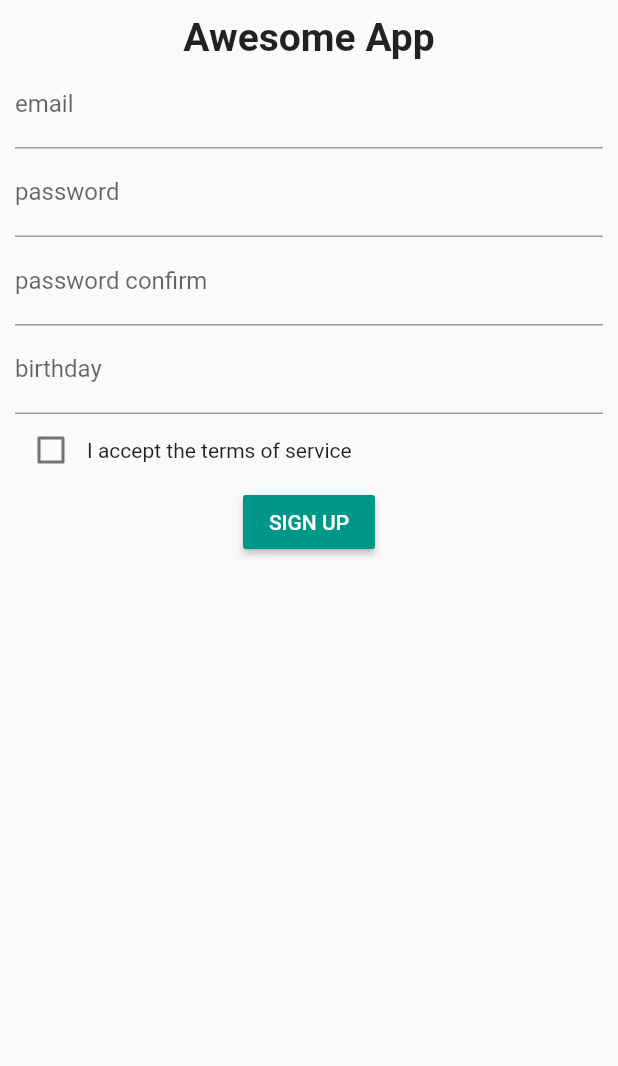
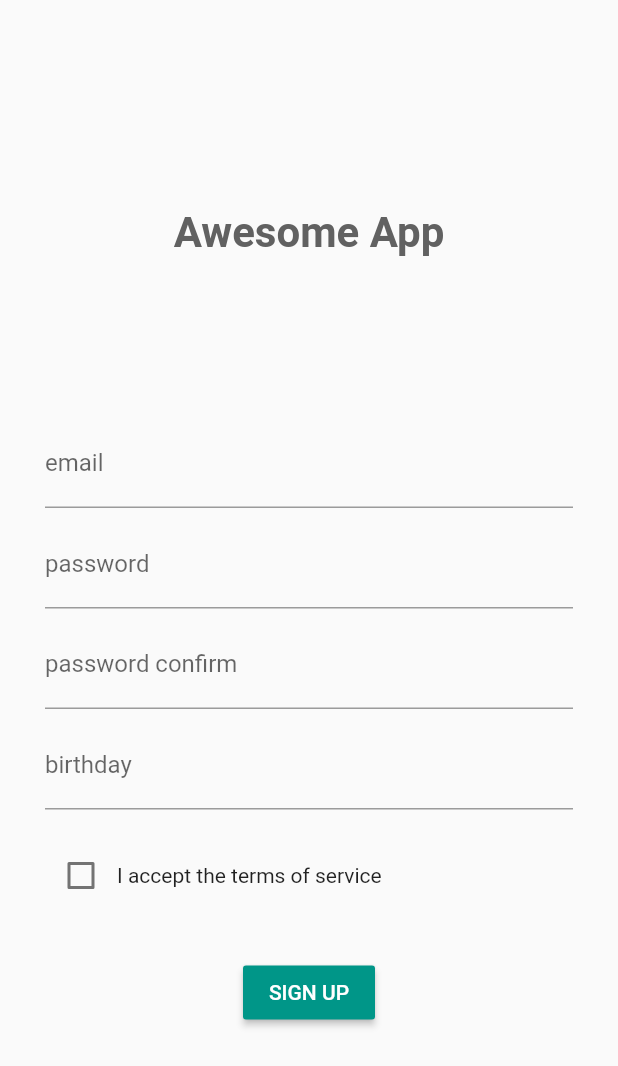
Before and after one commit to kgoon/flutter_bundang, a Flutter app: the screen it shows after launch, on a phone screen of 412 x 824 dp. Shown: the top 1066 px of the screen. Run offline on Flutter 3.47's test engine with Material 2 defaults, Android fonts, the phone set to English and light mode, and no system bars.

Commit message:
내부 패딩 추가, 스크린 위 아래 여백 정렬,  앱타이틀 폰트 색 변경

```diff
--- a/lib/src/sign_up_page.dart
+++ b/lib/src/sign_up_page.dart
@@ -14,15 +14,21 @@ class _SignUpPageState extends State<SignUpPage> {
     return Scaffold(
       body: Container(
         margin: EdgeInsets.all(10.0),
+        child: Padding(
+          padding: const EdgeInsets.all(20.0),
           child: Column(
+            mainAxisAlignment: MainAxisAlignment.spaceEvenly,
             children: <Widget>[
               Text(
                 'Awesome App',
                 style: TextStyle(
-                fontSize: 26.0,
+                  fontSize: 28.0,
                   fontWeight: FontWeight.bold,
+                  color: Colors.grey[700],
                 ),
               ),
+              Column(
+                children: <Widget>[
                   Form(
                     child: Column(
                       children: <Widget>[
@@ -31,20 +37,32 @@ class _SignUpPageState extends State<SignUpPage> {
                             labelText: 'email',
                           ),
                         ),
+                        SizedBox(
+                          height: 8,
+                        ),
                         TextFormField(
                           decoration: InputDecoration(
                             labelText: 'password',
                           ),
+                        ),
+                        SizedBox(
+                          height: 8,
                         ),
                         TextFormField(
                           decoration: InputDecoration(
                             labelText: 'password confirm',
                           ),
                         ),
+                        SizedBox(
+                          height: 8,
+                        ),
                         TextFormField(
                           decoration: InputDecoration(
                             labelText: 'birthday',
                           ),
+                        ),
+                        SizedBox(
+                          height: 20.0,
                         ),
                         Row(
                           children: <Widget>[
@@ -62,6 +80,9 @@ class _SignUpPageState extends State<SignUpPage> {
                       ],
                     ),
                   ),
+                  SizedBox(
+                    height: 30.0,
+                  ),
                   RaisedButton(
                     onPressed: () {},
                     color: Colors.teal,
@@ -72,6 +93,9 @@ class _SignUpPageState extends State<SignUpPage> {
                   ),
                 ],
               ),
+            ],
+          ),
+        ),
       ),
     );
   }
```
Lines whose indentation alone changed are shown as unchanged.
